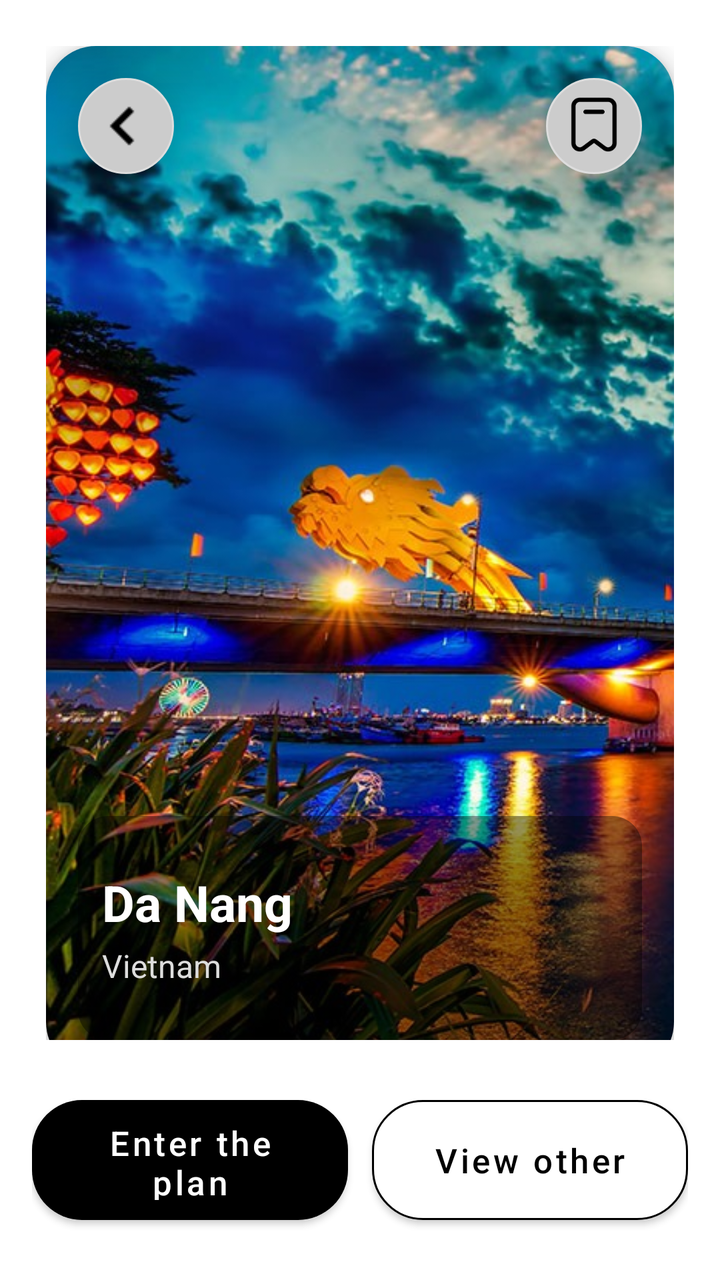
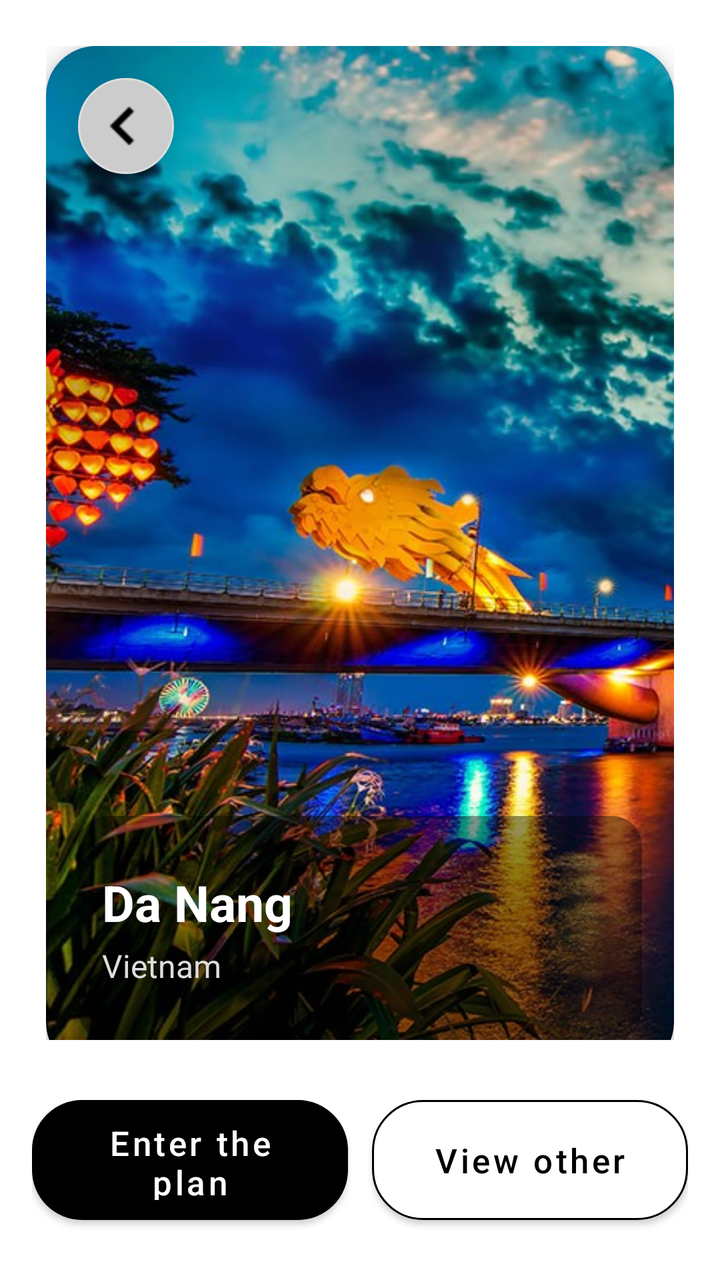

Compare the two renders of this Android layout. The source of the first and the diff that turns it into the second are given below.
<!-- AndroidManifest.xml: application theme Theme.MaterialComponents.DayNight.NoActionBar -->
<!-- res/layout/describescreen.xml -->
<?xml version="1.0" encoding="utf-8"?>
<androidx.constraintlayout.widget.ConstraintLayout
    xmlns:android="http://schemas.android.com/apk/res/android"
    xmlns:app="http://schemas.android.com/apk/res-auto"
    xmlns:tools="http://schemas.android.com/tools"
    android:layout_width="match_parent"
    android:layout_height="match_parent"
    android:background="#FFFFFF">

    
    <androidx.core.widget.NestedScrollView
        android:id="@+id/scrollView"
        android:layout_width="0dp"
        android:layout_height="0dp"
        android:fillViewport="true"
        app:layout_constraintTop_toTopOf="parent"
        app:layout_constraintBottom_toTopOf="@id/bottomButtons"
        app:layout_constraintStart_toStartOf="parent"
        app:layout_constraintEnd_toEndOf="parent">

        <LinearLayout
            android:layout_width="match_parent"
            android:layout_height="wrap_content"
            android:orientation="vertical">

            
            <FrameLayout
                android:layout_width="wrap_content"
                android:layout_height="513dp"
                android:layout_margin="23dp">

                <com.google.android.material.card.MaterialCardView
                    android:layout_width="match_parent"
                    android:layout_height="match_parent"
                    app:cardCornerRadius="25dp"
                    app:cardElevation="6dp">

                    <ImageView
                        android:id="@+id/ivPlace"
                        android:layout_width="match_parent"
                        android:layout_height="match_parent"
                        android:scaleType="centerCrop"
                        android:src="@drawable/place_image"
                        />
                </com.google.android.material.card.MaterialCardView>

                
                <ImageButton
                    android:id="@+id/btnBack"
                    android:layout_width="48dp"
                    android:layout_height="48dp"
                    android:layout_gravity="start|top"
                    android:layout_margin="16dp"
                    android:background="@drawable/btn_back"
                    android:contentDescription="Back"
                    android:elevation="20dp"
                    android:padding="5dp"
                    android:scaleType="centerInside"
                    android:src="@drawable/whiteback" />

                
                <ImageButton
                    android:id="@+id/btnBookmark"
                    android:layout_width="48dp"
                    android:layout_height="48dp"
                    android:layout_gravity="end|top"
                    android:layout_margin="16dp"
                    android:background="@drawable/btn_back"
                    android:contentDescription="Bookmark"
                    android:elevation="20dp"
                    android:padding="7dp"
                    android:scaleType="centerInside"
                    android:src="@drawable/bookmark" />

                
                <LinearLayout
                    android:id="@+id/infoOverlay"
                    android:layout_width="match_parent"
                    android:layout_height="112dp"
                    android:layout_gravity="bottom"
                    android:layout_margin="16dp"
                    android:background="@drawable/overlay_dark_rounded"
                    android:elevation="20dp"
                    android:gravity="center_vertical"
                    android:orientation="horizontal"
                    android:padding="12dp">

                    <LinearLayout
                        android:layout_width="0dp"
                        android:layout_height="wrap_content"
                        android:layout_weight="1"
                        android:orientation="vertical">

                        <TextView
                            android:id="@+id/tvPlaceName"
                            android:layout_width="wrap_content"
                            android:layout_height="wrap_content"
                            android:text="Da Nang"
                            android:textColor="#FFFFFF"
                            android:textSize="25sp"
                            android:textStyle="bold" />

                        <TextView
                            android:id="@+id/tvLocation"
                            android:layout_width="wrap_content"
                            android:layout_height="wrap_content"
                            android:layout_marginTop="4dp"
                            android:text="Vietnam"
                            android:textColor="#DDDDDD"
                            android:textSize="16sp" />
                    </LinearLayout>

                </LinearLayout>
            </FrameLayout>

            
            <LinearLayout
                android:layout_width="422dp"
                android:layout_height="wrap_content"
                android:orientation="horizontal"
                android:paddingHorizontal="20dp">

                <TextView
                    android:id="@+id/tabOverview"
                    android:layout_width="wrap_content"
                    android:layout_height="wrap_content"
                    android:padding="8dp"
                    android:text="Overview"
                    android:textColor="#000000"
                    android:textSize="28sp"
                    android:textStyle="bold" />

                <TextView
                    android:id="@+id/tabDetails"
                    android:layout_width="wrap_content"
                    android:layout_height="wrap_content"
                    android:layout_marginStart="16dp"
                    android:padding="8dp"
                    android:text="Details"
                    android:textColor="#888888"
                    android:textSize="20sp" />
            </LinearLayout>

            
            <LinearLayout
                android:layout_width="match_parent"
                android:layout_height="wrap_content"
                android:orientation="horizontal"
                android:paddingHorizontal="20dp"
                android:layout_marginTop="8dp"
                android:layout_marginLeft="10dp"
                android:gravity="center_vertical">






















                <LinearLayout
                    android:layout_width="wrap_content"
                    android:layout_height="wrap_content"
                    android:orientation="horizontal"
                    android:gravity="center"
                    android:layout_marginEnd="16dp">

                    <ImageView
                        android:layout_width="18dp"
                        android:layout_height="18dp"
                        android:src="@drawable/temp"/>

                    <TextView
                        android:id="@+id/tvTemp"
                        android:layout_width="wrap_content"
                        android:layout_height="wrap_content"
                        android:text="16°C"
                        android:textSize="13sp"
                        android:textColor="#444444"
                        android:layout_marginStart="4dp"/>
                </LinearLayout>

                <LinearLayout
                    android:layout_width="wrap_content"
                    android:layout_height="wrap_content"
                    android:orientation="horizontal"
                    android:gravity="center">

                    <ImageView
                        android:layout_width="18dp"
                        android:layout_height="18dp"
                        android:src="@drawable/star"/>

                    <TextView
                        android:id="@+id/tvPlaceRating"
                        android:layout_width="wrap_content"
                        android:layout_height="wrap_content"
                        android:text="4.5"
                        android:textSize="13sp"
                        android:textColor="#444444"
                        android:layout_marginStart="4dp"/>
                </LinearLayout>
            </LinearLayout>

            
            <FrameLayout
                android:layout_width="match_parent"
                android:layout_height="wrap_content">

                <TextView
                    android:id="@+id/tvDescription"
                    android:layout_width="match_parent"
                    android:layout_height="484dp"
                    android:padding="30dp"
                    android:text="Atal Tunnel is a highway tunnel built under the Rohtang Pass in the eastern Pir Panjal range. Atal Tunnel is a highway tunnel built under the Rohtang Pass in the eastern Pir Panjal range.Pass in the eastern Pir Panjal rangePass in the eastern Pir Panjal rangePass in the eastern Pir Panjal rangePass in the eastern Pir Panjal rangePass in the eastern Pir Panjal rangePass in the eastern Pir Panjal rangePass in the eastern Pir Panjal rangePass in the eastern Pir Panjal rangePass in the eastern Pir Panjal rangePass in the eastern Pir Panjal rangePass in the eastern Pir Panjal rangePass in the eastern Pir Panjal rangePass in the eastern Pir Panjal rangePass in the eastern Pir Panjal rangePass in the eastern Pir Panjal range"
                    android:textColor="#666666"
                    android:textSize="20sp" />


            </FrameLayout>
        </LinearLayout>
    </androidx.core.widget.NestedScrollView>

    
    <LinearLayout
        android:id="@+id/bottomButtons"
        android:layout_width="match_parent"
        android:layout_height="120dp"
        android:gravity="center"
        android:orientation="horizontal"
        android:padding="16dp"
        android:background="@drawable/bottom_buttons_bg"
        app:layout_constraintBottom_toBottomOf="parent"
        app:layout_constraintEnd_toEndOf="parent"
        app:layout_constraintStart_toStartOf="parent">

    <Button
            android:id="@+id/btnEnterPlan"
            android:layout_width="0dp"
            android:layout_height="60dp"
            android:layout_marginEnd="12dp"
            android:layout_weight="1"
        app:backgroundTint="@null"

        android:background="@drawable/btn_black_rounded"
            android:backgroundTint="#000000"
            android:text="Enter the plan"
            android:textAllCaps="false"
            android:textColor="#FFFFFF"
            android:textSize="17sp" />

        <Button
            android:id="@+id/btnViewOther"
            android:layout_width="0dp"
            android:layout_height="60dp"
            app:backgroundTint="@null"

            android:layout_weight="1"
            android:background="@drawable/btn_white_outline"
            android:text="View other"
            android:textAllCaps="false"
            android:textColor="#000000"
            android:textSize="17sp" />
    </LinearLayout>
</androidx.constraintlayout.widget.ConstraintLayout>
<!-- resources referenced by this layout -->
<resources>
  <!-- drawable bookmark: png bitmap (drawable, 1599 bytes) -->
  <!-- drawable bottom_buttons_bg (drawable) -->
  <shape xmlns:android="http://schemas.android.com/apk/res/android"
      android:shape="rectangle">
  
      
      <solid android:color="#80FFFFFF"/>
  
  </shape>
  <!-- drawable btn_back (drawable) -->
  <shape xmlns:android="http://schemas.android.com/apk/res/android"
      android:shape="rectangle">
      <solid android:color="#CCCCCC"/>
      <stroke android:width="1dp" android:color="#DDD"/>
      <corners android:radius="30dp"/>
  </shape>
  <!-- drawable btn_black_rounded (drawable) -->
  <shape xmlns:android="http://schemas.android.com/apk/res/android">
      <solid android:color="#000000"/>
      <corners android:radius="25dp"/>
  </shape>
  <!-- drawable btn_white_outline (drawable) -->
  <shape xmlns:android="http://schemas.android.com/apk/res/android">
      <solid android:color="#FFFFFF"/>
      <stroke android:color="#000000" android:width="1dp"/>
      <corners android:radius="25dp"/>
  </shape>
  <!-- drawable overlay_dark_rounded (drawable) -->
  <shape xmlns:android="http://schemas.android.com/apk/res/android"
      android:shape="rectangle">
      <solid android:color="#66000000"/>
      <corners android:radius="15dp"/>
  </shape>
  <!-- drawable place_image: jpg bitmap (drawable, 101430 bytes) -->
  <!-- drawable star: png bitmap (drawable, 1858 bytes) -->
  <!-- drawable temp: png bitmap (drawable, 1393 bytes) -->
  <!-- drawable whiteback: png bitmap (drawable, 194 bytes) -->
</resources>

<!-- the commit's change to res/layout/describescreen.xml (unified diff, before → after) -->
@@ -58,19 +58,7 @@
                     android:scaleType="centerInside"
                     android:src="@drawable/whiteback" />
 
-                
-                <ImageButton
-                    android:id="@+id/btnBookmark"
-                    android:layout_width="48dp"
-                    android:layout_height="48dp"
-                    android:layout_gravity="end|top"
-                    android:layout_margin="16dp"
-                    android:background="@drawable/btn_back"
-                    android:contentDescription="Bookmark"
-                    android:elevation="20dp"
-                    android:padding="7dp"
-                    android:scaleType="centerInside"
-                    android:src="@drawable/bookmark" />
+
 
                 
                 <LinearLayout
<!-- resource entries referenced after the edit -->
@@ -1,6 +1,5 @@
 <!-- resources referenced by this layout -->
 <resources>
-  <!-- drawable bookmark: png bitmap (drawable, 1599 bytes) -->
   <!-- drawable bottom_buttons_bg (drawable) -->
   <shape xmlns:android="http://schemas.android.com/apk/res/android"
       android:shape="rectangle">
